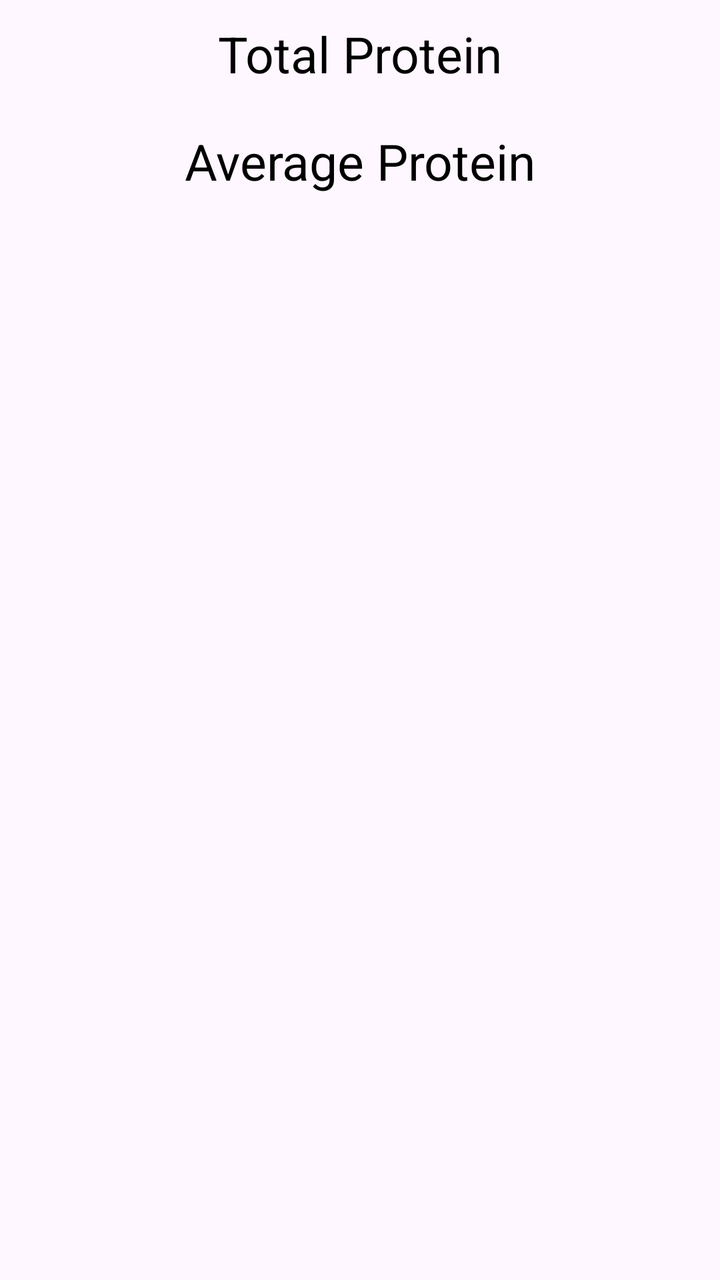
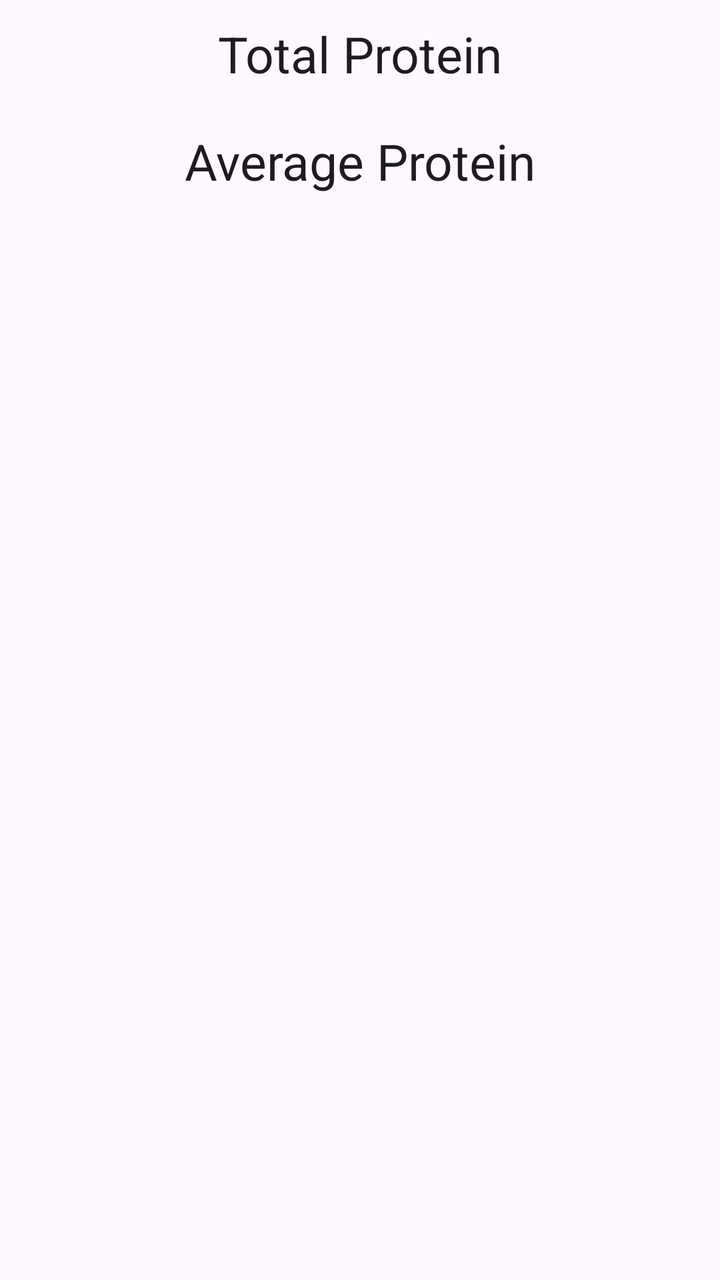

An Android layout rendered at two revisions. The XML below is the earlier revision; the diff shows what the commit changed to produce the second picture.
<!-- AndroidManifest.xml: application theme Theme.BitFitPart2 -->
<!-- res/layout/fragment_navigation.xml -->
<?xml version="1.0" encoding="utf-8"?>
<androidx.constraintlayout.widget.ConstraintLayout xmlns:android="http://schemas.android.com/apk/res/android"
    xmlns:app="http://schemas.android.com/apk/res-auto"
    xmlns:tools="http://schemas.android.com/tools"
    android:layout_width="match_parent"
    android:layout_height="match_parent"
    tools:context=".NavigationFragment">

    <TextView
        android:id="@+id/totalProteinText"
        android:layout_width="wrap_content"
        android:layout_height="wrap_content"
        android:padding="10dp"
        android:textSize="25sp"
        android:textColor="@color/black"
        android:text="Total Protein"
        app:layout_constraintEnd_toEndOf="parent"
        app:layout_constraintStart_toStartOf="parent"
        app:layout_constraintTop_toTopOf="parent" />

    <TextView
        android:id="@+id/avgProteinText"
        android:layout_width="wrap_content"
        android:layout_height="wrap_content"
        android:padding="10dp"
        android:textSize="25sp"
        android:textColor="@color/black"
        android:text="Average Protein"
        app:layout_constraintEnd_toEndOf="parent"
        app:layout_constraintStart_toStartOf="parent"
        app:layout_constraintTop_toBottomOf="@+id/totalProteinText" />

    <TextView
        android:id="@+id/dashboardErrorText"
        android:layout_width="wrap_content"
        android:layout_height="wrap_content"
        android:padding="10dp"
        android:textColor="@android:color/holo_red_dark"
        android:visibility="gone"
        app:layout_constraintEnd_toEndOf="parent"
        app:layout_constraintStart_toStartOf="parent"
        app:layout_constraintTop_toTopOf="parent" />

</androidx.constraintlayout.widget.ConstraintLayout>
<!-- resources referenced by this layout -->
<resources>
  <color name="black">#FF000000</color>
  <style name="Theme.BitFitPart2" parent="Base.Theme.BitFitPart2" />
  <style name="Base.Theme.BitFitPart2" parent="Theme.Material3.DayNight.NoActionBar">
          
          
      </style>
</resources>

<!-- the commit's change to res/layout/fragment_navigation.xml (unified diff, before → after) -->
@@ -12,7 +12,7 @@
         android:layout_height="wrap_content"
         android:padding="10dp"
         android:textSize="25sp"
-        android:textColor="@color/black"
+        android:textColor="?attr/colorOnSurface"
         android:text="Total Protein"
         app:layout_constraintEnd_toEndOf="parent"
         app:layout_constraintStart_toStartOf="parent"
@@ -24,7 +24,7 @@
         android:layout_height="wrap_content"
         android:padding="10dp"
         android:textSize="25sp"
-        android:textColor="@color/black"
+        android:textColor="?attr/colorOnSurface"
         android:text="Average Protein"
         app:layout_constraintEnd_toEndOf="parent"
         app:layout_constraintStart_toStartOf="parent"
<!-- resource entries referenced after the edit -->
@@ -1,6 +1,5 @@
 <!-- resources referenced by this layout -->
 <resources>
-  <color name="black">#FF000000</color>
   <style name="Theme.BitFitPart2" parent="Base.Theme.BitFitPart2" />
   <style name="Base.Theme.BitFitPart2" parent="Theme.Material3.DayNight.NoActionBar">
           
